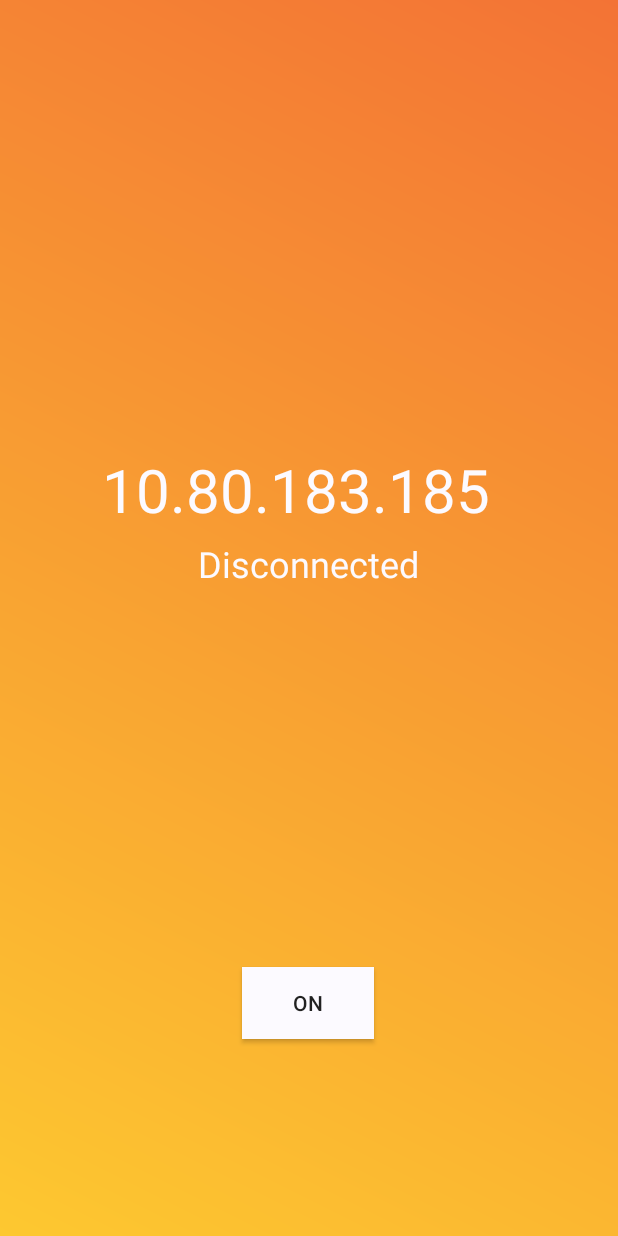
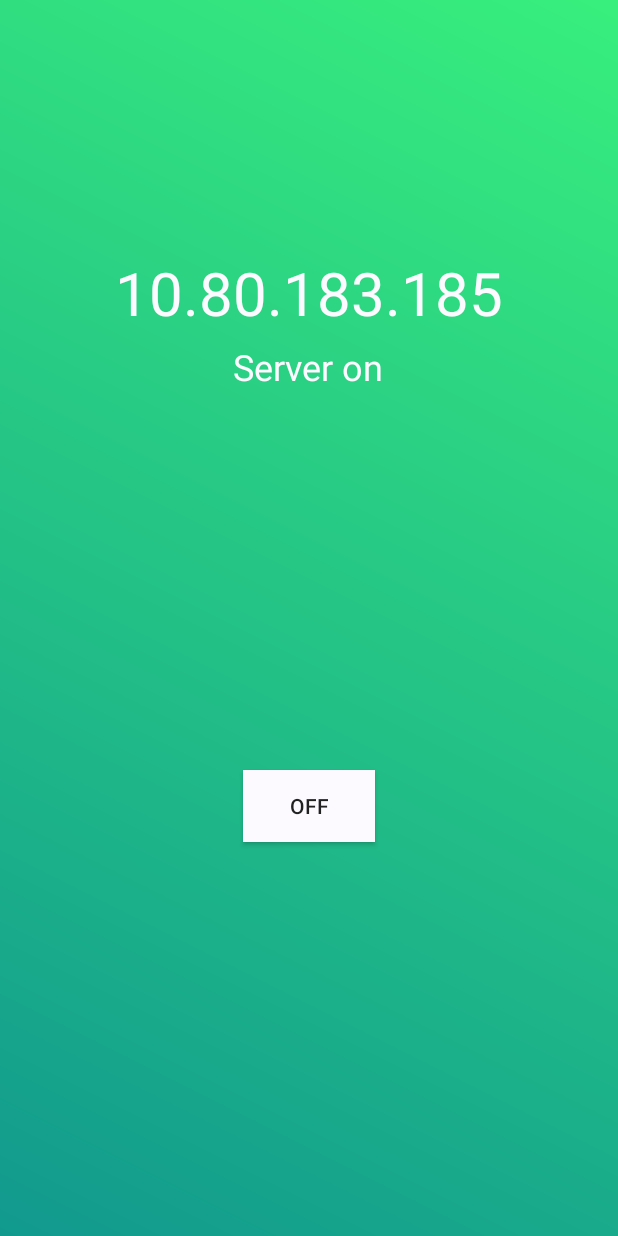
Before and after one commit to kmp1007s/Lira, an Android app: the screen it shows after launch (MainActivity), on a phone screen of 412 x 824 dp. Run offline under Robolectric (Android 15) with nearby library versions, the light colour scheme and no system bars.

Commit message:
Update activity_main.xml
UI 수정

```diff
--- a/And/app/src/main/res/layout/activity_main.xml
+++ b/And/app/src/main/res/layout/activity_main.xml
@@ -5,8 +5,7 @@
     android:layout_width="match_parent"
     android:layout_height="match_parent"
     tools:context=".MainActivity"
-    android:background="@drawable/red_gradient"
-    android:gravity="center"
+    android:background="@drawable/green_gradient"
     >
 
     <!--
@@ -21,16 +20,12 @@
     </LinearLayout>
     -->
 
-
     <TextView
         android:id="@+id/textView1"
         android:layout_width="wrap_content"
         android:layout_height="wrap_content"
-        android:layout_alignParentTop="true"
-        android:layout_alignParentEnd="true"
         android:layout_centerHorizontal="true"
         android:layout_marginTop="168dp"
-        android:layout_marginEnd="85dp"
         android:text="10.80.183.185"
         android:textColor="@color/white1"
         android:textSize="40dp"
@@ -43,10 +38,9 @@
         android:id="@+id/textView3"
         android:layout_width="wrap_content"
         android:layout_height="wrap_content"
-        android:layout_alignParentTop="true"
         android:layout_centerHorizontal="true"
         android:layout_marginTop="228dp"
-        android:text="Disconnected"
+        android:text="Server on"
         app:layout_constraintBottom_toBottomOf="parent"
         app:layout_constraintEnd_toEndOf="parent"
         app:layout_constraintStart_toStartOf="parent"
@@ -58,15 +52,11 @@
         android:id="@+id/button"
         android:layout_width="wrap_content"
         android:layout_height="wrap_content"
-        android:layout_alignParentStart="true"
-        android:layout_alignParentTop="true"
         android:layout_centerHorizontal="true"
-        android:layout_marginStart="161dp"
         android:layout_marginTop="513dp"
         android:background="@color/white1"
-        android:text="ON"
+        android:text="OFF"
         app:layout_constraintEnd_toEndOf="parent"
         app:layout_constraintStart_toStartOf="parent"
         tools:layout_editor_absoluteY="462dp" />
-
 </RelativeLayout>
```
